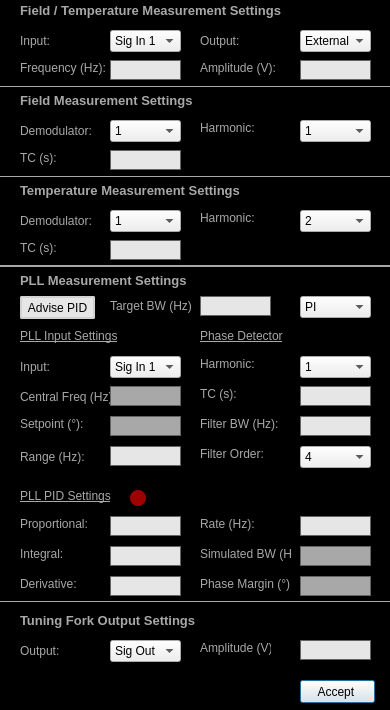
afylab/nanoSQUID-Scanning-Software, file Scanner GUI/ApproachModule/MeasurementSettings.ui: the form before one commit.
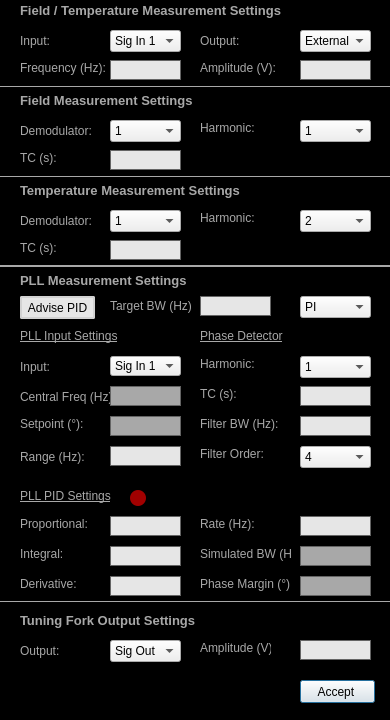
The form after the commit.

The edit to the form file:
```diff
--- a/Scanner GUI/ApproachModule/MeasurementSettings.ui
+++ b/Scanner GUI/ApproachModule/MeasurementSettings.ui
@@ -7,7 +7,7 @@
     <x>0</x>
     <y>0</y>
     <width>390</width>
-    <height>710</height>
+    <height>720</height>
    </rect>
   </property>
   <property name="sizePolicy">
@@ -18,14 +18,14 @@
   </property>
   <property name="minimumSize">
    <size>
-    <width>390</width>
-    <height>710</height>
+    <width>380</width>
+    <height>720</height>
    </size>
   </property>
   <property name="maximumSize">
    <size>
-    <width>390</width>
-    <height>710</height>
+    <width>500</width>
+    <height>800</height>
    </size>
   </property>
   <property name="windowTitle">
@@ -673,7 +673,7 @@
      <x>110</x>
      <y>356</y>
      <width>71</width>
-     <height>22</height>
+     <height>20</height>
     </rect>
    </property>
    <property name="currentIndex">
```
Left out of the diff: 30 changed lines with no effect on the pictures.
